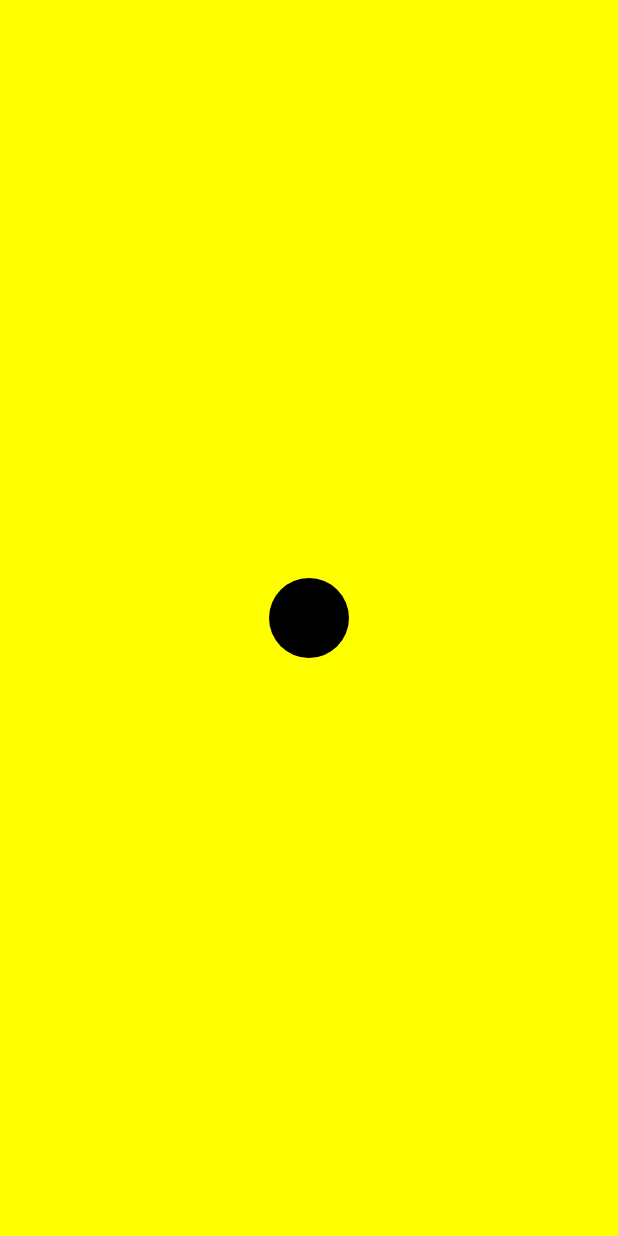
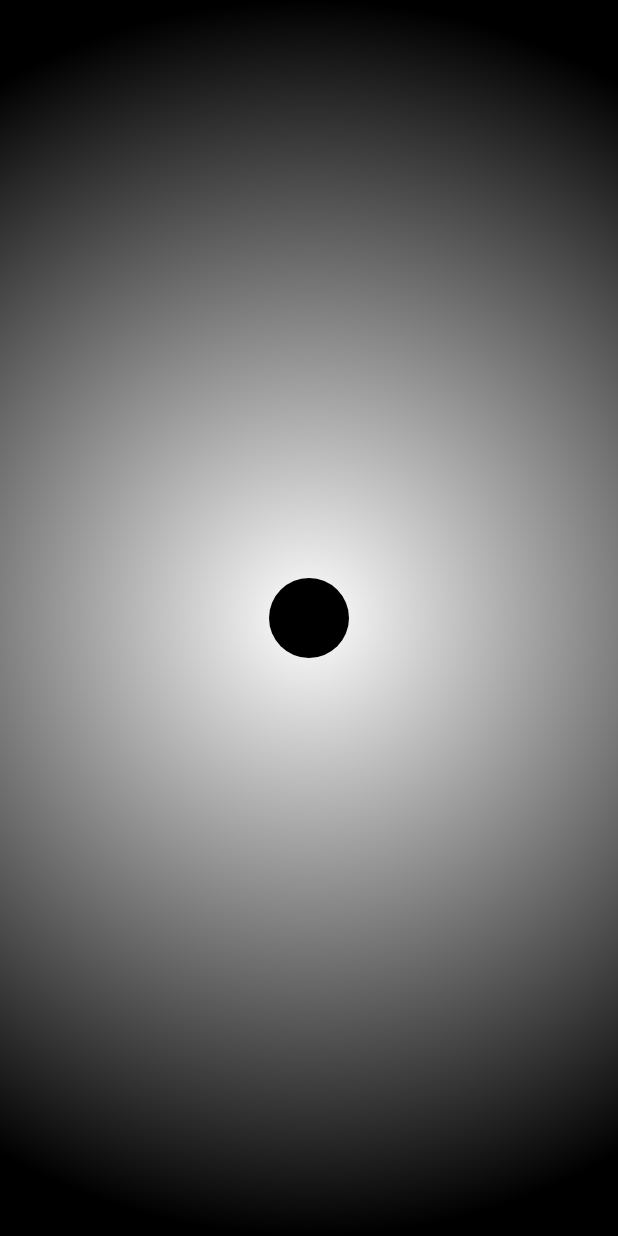
Before and after one commit to pableitor/Bolitas, an Android app: the screen it shows after launch (MainActivity), on a phone screen of 412 x 824 dp. Run offline under Robolectric (Android 15) with nearby library versions, the phone set to English and light mode, and no system bars.

Commit message:
Add gradient colored background

```diff
--- a/app/src/main/java/com/example/bolitas/BolitasView.java
+++ b/app/src/main/java/com/example/bolitas/BolitasView.java
@@ -3,6 +3,7 @@ package com.example.bolitas;
 import android.content.Context;
 import android.graphics.Canvas;
 import android.graphics.Color;
+import android.graphics.LinearGradient;
 import android.graphics.Paint;
 import android.graphics.RadialGradient;
 import android.graphics.RectF;
@@ -22,6 +23,7 @@ public class BolitasView extends View {
     private List<Bola> balls; // Renamed to be more idiomatic
     private final Paint paint = new Paint(); // Initialize here and make it final
     private Bola controlBall;
+    private Paint backgroundPaint; // Paint for the background gradient
 
     // Light source position (you can adjust these)
     private final float lightX = 0.3f; // Relative to width
@@ -45,11 +47,22 @@ public class BolitasView extends View {
     private void init() {
         paint.setAntiAlias(true);
         balls = new ArrayList<>();
+
+        // Initialize the background paint
+        backgroundPaint = new Paint();
     }
 
     @Override
     protected void onSizeChanged(int w, int h, int oldw, int oldh) {
         super.onSizeChanged(w, h, oldw, oldh);
+
+        // Set up the background gradient
+        RadialGradient radialGradient = new RadialGradient(
+                w / 2f, h / 2f, Math.max(w, h) / 2f,
+                new int[]{Color.WHITE, Color.BLACK},
+                null, Shader.TileMode.CLAMP);
+        backgroundPaint.setShader(radialGradient);
+
         if (balls.isEmpty()) {
             controlBall = new Bola(w / 2.0, h / 2.0, 40, Color.BLACK, 0, 0);
             controlBall.m = 1e20; //very high mass to prevent control ball to move
@@ -61,8 +74,8 @@ public class BolitasView extends View {
     protected void onDraw(Canvas canvas) {
         super.onDraw(canvas); // Call super.onDraw() first
 
-        // 1. Clear background only once per draw cycle.
-        canvas.drawColor(Color.YELLOW);
+        // 1. Clear background with gradient
+        canvas.drawRect(0, 0, getWidth(), getHeight(), backgroundPaint);
 
         // 2. Draw all balls
         drawBalls(canvas);
@@ -186,9 +199,9 @@ public class BolitasView extends View {
         }
 
         public int getLightColor() {
-            int red = (int) ((color >> 16) & 0xFF);
-            int green = (int) ((color >> 8) & 0xFF);
-            int blue = (int) (color & 0xFF);
+            int red = ((color >> 16) & 0xFF);
+            int green = ((color >> 8) & 0xFF);
+            int blue = (color & 0xFF);
 
             // Increase brightness (e.g., by 25%)
             red = (int) Math.min(255, red * 1.25);
@@ -203,6 +216,7 @@ public class BolitasView extends View {
             y += dy;
 
             // Check for boundaries
+
             if (x - r < 0 || x + r > width) {
                 dx = -dx;
                 x = Math.max(r, Math.min(x, width - r)); // Prevent ball from getting stuck
```
